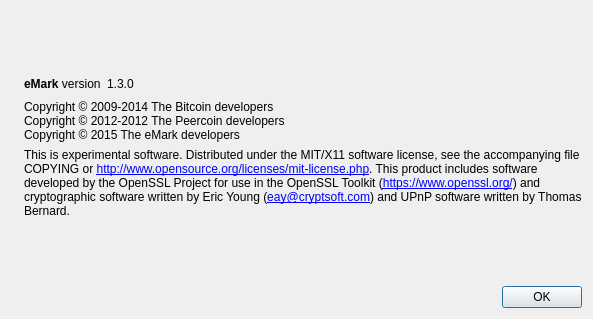
This is src/qt/forms/aboutdialog.ui in emarkproject/eMark as Qt 5 draws it before an edit. The edited form follows.
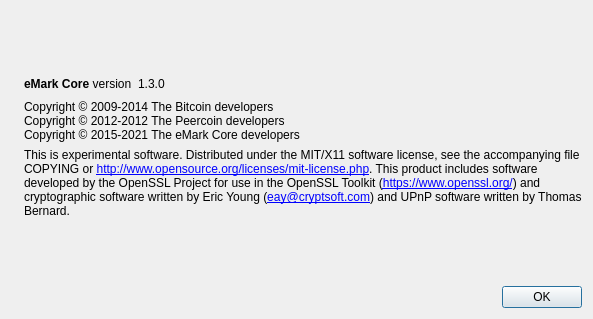
This is the edited form. Icons and pictures are not drawn.

The edit to the form file:
```diff
--- a/src/qt/forms/aboutdialog.ui
+++ b/src/qt/forms/aboutdialog.ui
@@ -50,7 +50,7 @@
           <cursorShape>IBeamCursor</cursorShape>
          </property>
          <property name="text">
-          <string>&lt;b&gt;eMark&lt;/b&gt; version</string>
+          <string>&lt;b&gt;eMark Core&lt;/b&gt; version</string>
          </property>
          <property name="textInteractionFlags">
           <set>Qt::LinksAccessibleByMouse|Qt::TextSelectableByKeyboard|Qt::TextSelectableByMouse</set>
@@ -93,7 +93,7 @@
        <property name="text">
         <string>Copyright © 2009-2014 The Bitcoin developers
 Copyright © 2012-2012 The Peercoin developers
-Copyright © 2015 The eMark developers</string>
+Copyright © 2015-2021 The eMark Core developers</string>
        </property>
        <property name="textInteractionFlags">
         <set>Qt::LinksAccessibleByMouse|Qt::TextSelectableByKeyboard|Qt::TextSelectableByMouse</set>
```
Left out of the diff: 2 changed lines with no effect on the pictures.
